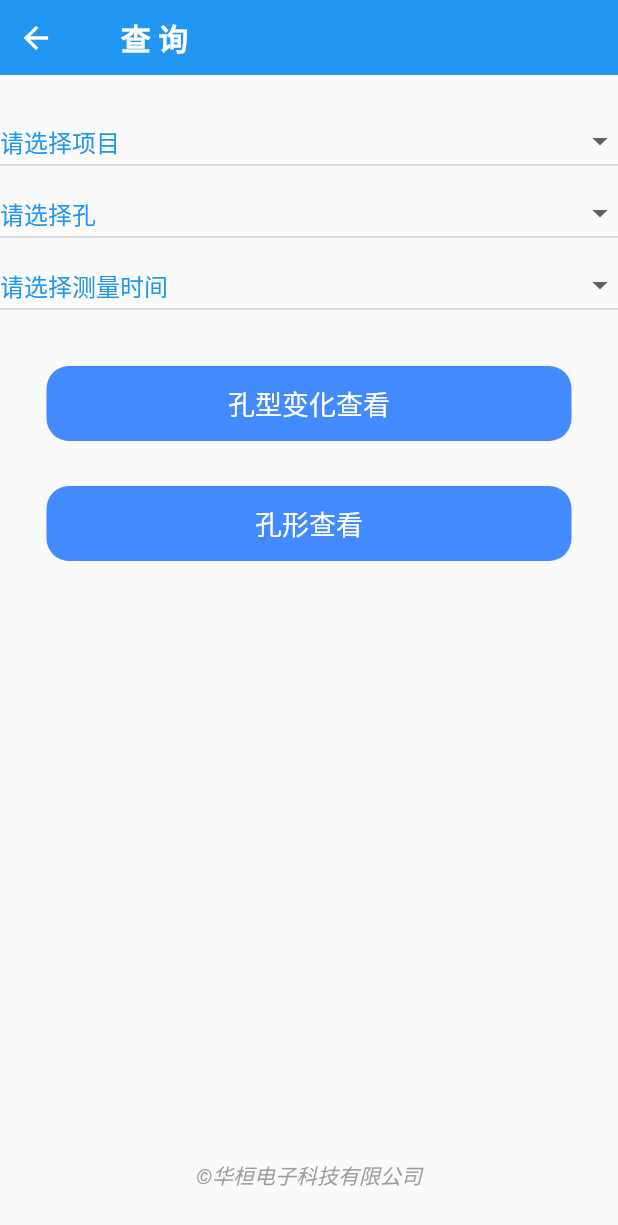
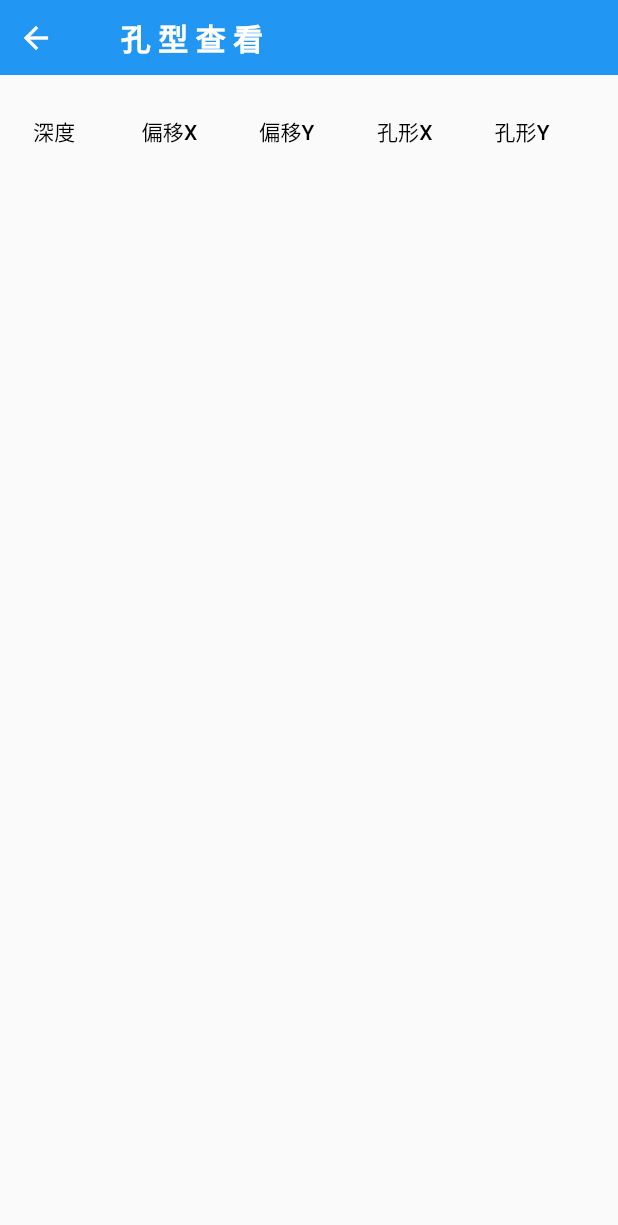
Before and after one commit to troubleskiller/oem_huahuan_1013, a Flutter app: the SearchMainScreen screen opened directly, after a tap on "孔形查看", on a phone screen of 412 x 824 dp. Shown: the top 1225 px of the screen. Run offline on Flutter 3.47's test engine with Material 2 defaults, Android fonts, the phone set to English and light mode, and no system bars; drawn by our look-alikes of data_table_2; our stand-ins replace flutter_blue_plus, flutter_login, sqflite; missing offline and left inert: bruno; accounts and stored records are empty.

Commit message:
create measure excel screen

```diff
--- /dev/null
+++ b/lib/screen/watch_man/measure_excel.dart
@@ -0,0 +1,76 @@
+import 'package:data_table_2/data_table_2.dart';
+import 'package:flutter/material.dart';
+import 'package:oem_huahuan_1013/helper/common_helper.dart';
+import 'package:oem_huahuan_1013/model/measure_detail_model.dart';
+import 'package:oem_huahuan_1013/widget/common_widget/common_app_bar.dart';
+
+
+class MeasureExcel extends StatefulWidget {
+  const MeasureExcel({Key? key, required this.measureList}) : super(key: key);
+
+  final List<MeasureModel> measureList;
+  @override
+  State<MeasureExcel> createState() => _MeasureExcelState();
+}
+
+class _MeasureExcelState extends State<MeasureExcel> {
+  double? xChange;
+  double? yChange;
+  @override
+  Widget build(BuildContext context) {
+    List<ExcelModel> xList = [];
+    List<double> xAdd = [];
+    List<double> yAdd = [];
+    List<ExcelModel> yList = [];
+    for (MeasureModel measureModel in widget.measureList) {
+      xChange = measureModel.x;
+      yChange = measureModel.y;
+      xList.add(
+          ExcelModel(depth: measureModel.depth.toString(), change: xChange!));
+      yList.add(
+          ExcelModel(depth: measureModel.depth.toString(), change: yChange!));
+      xAdd.add(xChange!);
+      yAdd.add(yChange!);
+    }
+    List<double> xRes = CommonHelper.toAdd(xAdd);
+    List<double> yRes = CommonHelper.toAdd(yAdd);
+
+    return Scaffold(
+        appBar: CustomTopAppBar(
+          title: '孔型查看',
+        ),
+        body: Padding(
+          padding: const EdgeInsets.symmetric(
+            horizontal: 10,
+            vertical: 10,
+          ),
+          child: DataTable2(
+              columnSpacing: 12,
+              horizontalMargin: 12,
+              minWidth: 100,
+              columns: const [
+                DataColumn2(label: Text('深度'), size: ColumnSize.L),
+                DataColumn2(label: Text('偏移X'), size: ColumnSize.L),
+                DataColumn2(label: Text('偏移Y'), size: ColumnSize.L),
+                DataColumn2(label: Text('孔形X'), size: ColumnSize.L),
+                DataColumn2(label: Text('孔形Y'), size: ColumnSize.L),
+              ],
+              rows: List<DataRow>.generate(
+                  xList.length,
+                      (index) => DataRow(cells: [
+                    DataCell(Text(xList[index].depth)),
+                    DataCell(Text(xList[index].change.toStringAsFixed(3))),
+                    DataCell(Text(yList[index].change.toStringAsFixed(3))),
+                    DataCell(Text(xRes[index].toStringAsFixed(3))),
+                    DataCell(Text(yRes[index].toStringAsFixed(3))),
+                  ]))),
+        ));
+  }
+}
+
+class ExcelModel {
+  double change;
+  String depth;
+
+  ExcelModel({required this.depth, required this.change});
+}
--- a/lib/screen/watch_man/watch_man_screen.dart
+++ b/lib/screen/watch_man/watch_man_screen.dart
@@ -6,6 +6,7 @@ import 'package:oem_huahuan_1013/database/project_database.dart';
 import 'package:oem_huahuan_1013/model/hole_model.dart';
 import 'package:oem_huahuan_1013/model/measure_detail_model.dart';
 import 'package:oem_huahuan_1013/model/peoject_model.dart';
+import 'package:oem_huahuan_1013/screen/watch_man/measure_excel.dart';
 import 'package:oem_huahuan_1013/widget/common_widget/common_app_bar.dart';
 
 class SearchMainScreen extends StatefulWidget {
@@ -309,13 +310,13 @@ class _SearchMainScreenState extends State<SearchMainScreen> {
                 ),
               ),
               onTap: () async {
-                // List<MeasureModel> measureList = await _measureDatabaseService
-                //     .selectDate(selectMeasureItemValue);
-                // Navigator.push(
-                //     context,
-                //     MaterialPageRoute(
-                //         builder: (context) =>
-                //             MeasureExcel(measureList: measureList)));
+                List<MeasureModel> measureList = await _measureDatabaseService
+                    .selectDate(selectMeasureItemValue);
+                Navigator.push(
+                    context,
+                    MaterialPageRoute(
+                        builder: (context) =>
+                            MeasureExcel(measureList: measureList)));
               },
             ),
           ],),
--- a/pubspec.yaml
+++ b/pubspec.yaml
@@ -39,6 +39,7 @@ dependencies:
   flutter_blue_plus: ^1.3.1
   provider: ^6.0.4
   sqflite: ^2.1.0+1
+  data_table_2: ^2.3.7
 
 dev_dependencies:
   flutter_test:
```
Also changed, not shown: pubspec.lock.
